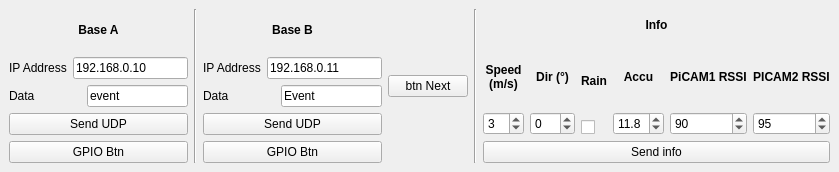
Above: F3FChrono/gui/simulate_base.ui from jomarin38/F3FChrono before the change. Below: the same form after it.
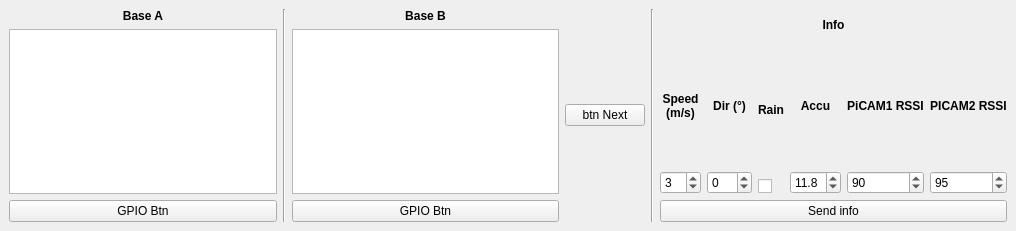
That is the form after the change.

Commit message: simulate mode with list base A & B

```diff
--- a/F3FChrono/gui/simulate_base.ui
+++ b/F3FChrono/gui/simulate_base.ui
@@ -6,8 +6,8 @@
    <rect>
     <x>0</x>
     <y>0</y>
-    <width>839</width>
-    <height>172</height>
+    <width>1016</width>
+    <height>231</height>
    </rect>
   </property>
   <property name="minimumSize">
@@ -42,53 +42,7 @@
          </widget>
         </item>
         <item>
-         <layout class="QHBoxLayout" name="horizontalLayout_2">
-          <item>
-           <widget class="QLabel" name="label_3">
-            <property name="text">
-             <string>IP Address</string>
-            </property>
-           </widget>
-          </item>
-          <item>
-           <widget class="QLineEdit" name="ip_A">
-            <property name="text">
-             <string>192.168.0.10</string>
-            </property>
-           </widget>
-          </item>
-         </layout>
-        </item>
-        <item>
-         <layout class="QHBoxLayout" name="horizontalLayout_3">
-          <item>
-           <widget class="QLabel" name="label_5">
-            <property name="minimumSize">
-             <size>
-              <width>72</width>
-              <height>0</height>
-             </size>
-            </property>
-            <property name="text">
-             <string>Data</string>
-            </property>
-           </widget>
-          </item>
-          <item>
-           <widget class="QLineEdit" name="data_A">
-            <property name="text">
-             <string>event</string>
-            </property>
-           </widget>
-          </item>
-         </layout>
-        </item>
-        <item>
-         <widget class="QPushButton" name="btn_send_A">
-          <property name="text">
-           <string>Send UDP</string>
-          </property>
-         </widget>
+         <widget class="QListWidget" name="listBaseA"/>
         </item>
         <item>
          <widget class="QPushButton" name="btn_gpio_A">
@@ -125,53 +79,7 @@
          </widget>
         </item>
         <item>
-         <layout class="QHBoxLayout" name="horizontalLayout_4">
-          <item>
-           <widget class="QLabel" name="label_4">
-            <property name="text">
-             <string>IP Address</string>
-            </property>
-           </widget>
-          </item>
-          <item>
-           <widget class="QLineEdit" name="ip_B">
-            <property name="text">
-             <string>192.168.0.11</string>
-            </property>
-           </widget>
-          </item>
-         </layout>
-        </item>
-        <item>
-         <layout class="QHBoxLayout" name="horizontalLayout_5">
-          <item>
-           <widget class="QLabel" name="label_6">
-            <property name="minimumSize">
-             <size>
-              <width>72</width>
-              <height>0</height>
-             </size>
-            </property>
-            <property name="text">
-             <string>Data</string>
-            </property>
-           </widget>
-          </item>
-          <item>
-           <widget class="QLineEdit" name="data_B">
-            <property name="text">
-             <string>Event</string>
-            </property>
-           </widget>
-          </item>
-         </layout>
-        </item>
-        <item>
-         <widget class="QPushButton" name="btn_send_B">
-          <property name="text">
-           <string>Send UDP</string>
-          </property>
-         </widget>
+         <widget class="QListWidget" name="listBaseB"/>
         </item>
         <item>
          <widget class="QPushButton" name="btn_gpio_B">
```
The commit also changes 16 other files.
